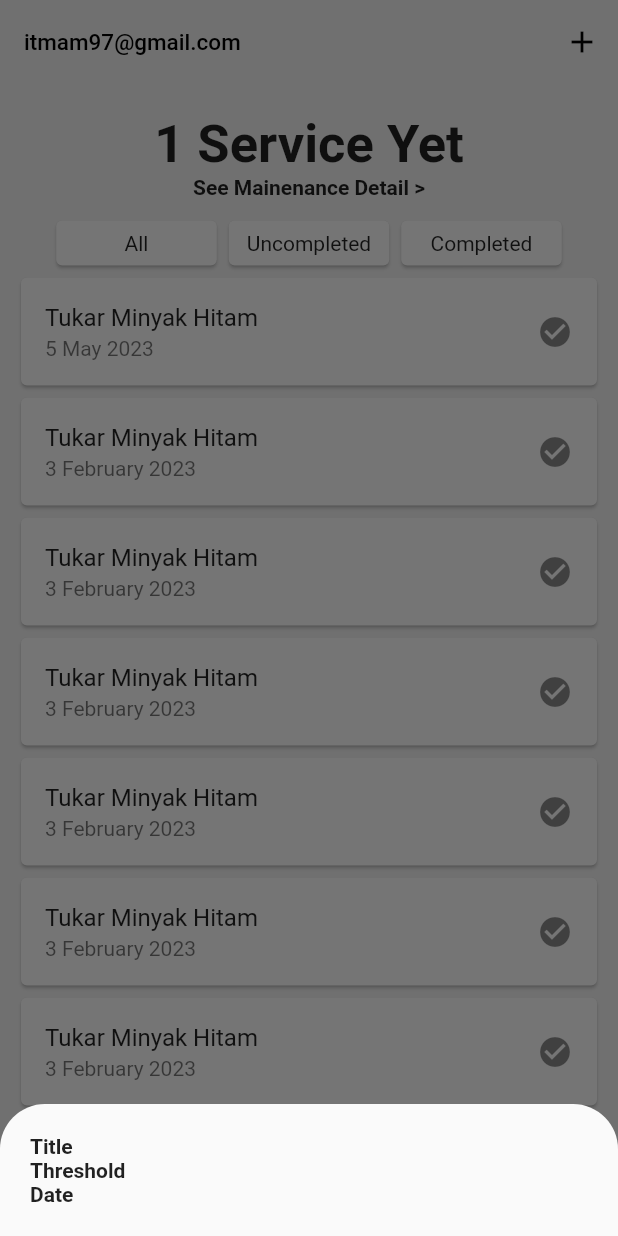
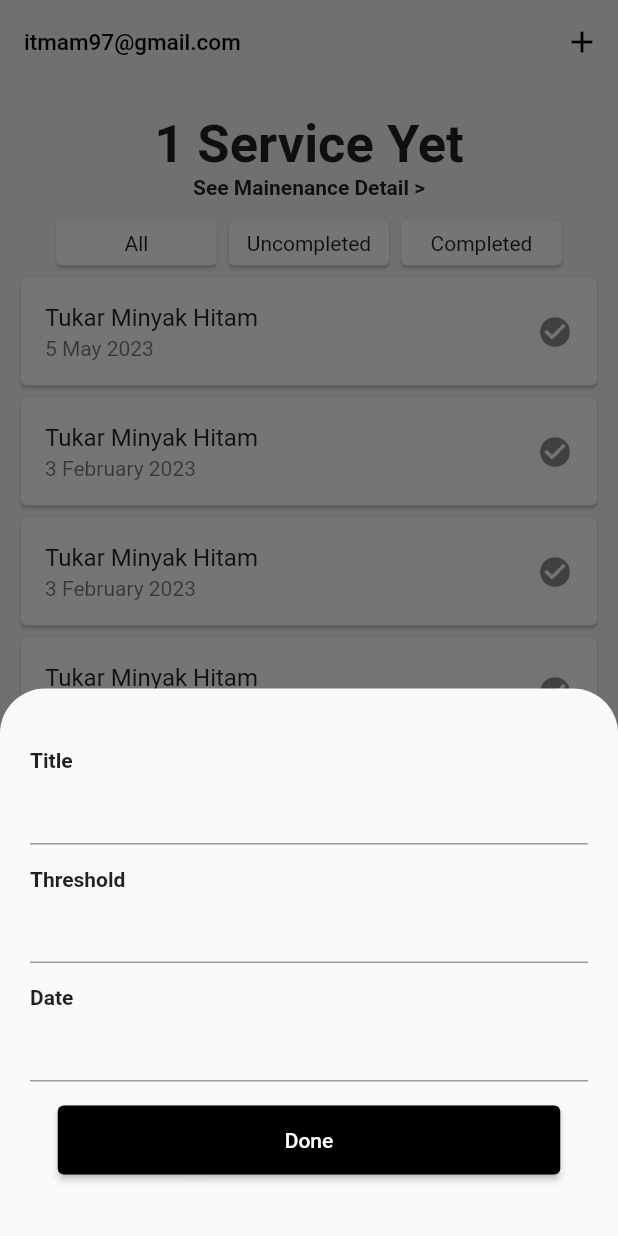
Before and after one commit to imk97/motorMaintenanceApp, a Flutter app: the screen it shows after launch, after a tap on the "add" icon, on a phone screen of 412 x 824 dp. Run offline on Flutter 3.47's test engine with Material 2 defaults, Android fonts, the phone set to English and light mode, and no system bars.

Commit message:
update bottom modal

```diff
--- a/lib/main.dart
+++ b/lib/main.dart
@@ -96,30 +96,66 @@ class _MyHomePageState extends State<MyHomePage> {
                   builder: (BuildContext context) {
                     return SizedBox(
                       child: Padding(
-                        padding: const EdgeInsets.all(20.0),
+                        padding: const EdgeInsets.fromLTRB(20, 40, 20, 40),
                         child: Column(
                           // mainAxisAlignment: MainAxisAlignment.center,
                           mainAxisSize: MainAxisSize.min,
-                          children: const <Widget>[
-                            Align(
+                          children: <Widget>[
+                            const Align(
                               alignment: Alignment.topLeft,
                               child: Text(
                                 'Title',
                                 style: TextStyle(fontWeight: FontWeight.bold),
                               ),
                             ),
-                            Align(
+                            Padding(
+                              padding: const EdgeInsets.only(bottom: 15.0),
+                              child: Form(
+                                child: Column(
+                                  children: [TextFormField()],
+                                ),
+                              ),
+                            ),
+                            const Align(
                               alignment: Alignment.topLeft,
                               child: Text(
                                 'Threshold',
                                 style: TextStyle(fontWeight: FontWeight.bold),
                               ),
                             ),
-                            Align(
+                            Padding(
+                              padding: const EdgeInsets.only(bottom: 15.0),
+                              child: Form(
+                                child: Column(
+                                  children: [TextFormField()],
+                                ),
+                              ),
+                            ),
+                            const Align(
                               alignment: Alignment.topLeft,
                               child: Text(
                                 'Date',
                                 style: TextStyle(fontWeight: FontWeight.bold),
+                              ),
+                            ),
+                            Form(
+                              child: Column(
+                                children: [TextFormField()],
+                              ),
+                            ),
+                            Padding(
+                              padding: const EdgeInsets.only(top: 15.0),
+                              child: Align(
+                                alignment: Alignment.bottomCenter,
+                                child: ElevatedButton(
+                                  onPressed: () {
+                                    print('Done');
+                                  },
+                                  style: ElevatedButton.styleFrom(
+                                      fixedSize: const Size(335, 46),
+                                      backgroundColor: Colors.black),
+                                  child: const Text('Done'),
+                                ),
                               ),
                             ),
                           ],
```
